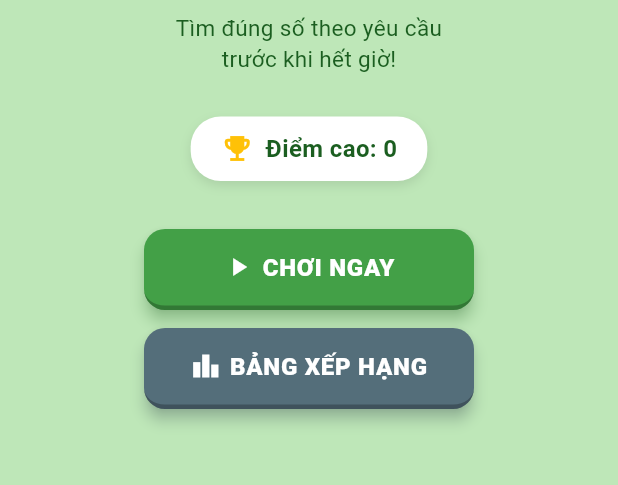
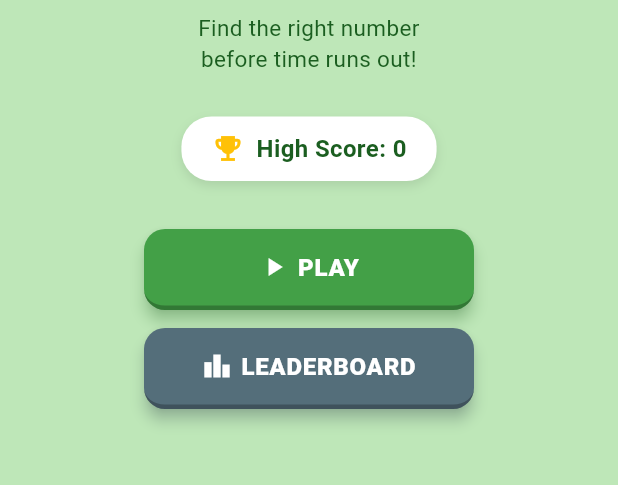
Before and after one commit to nttqn/number99-app, a Flutter app: the screen it shows after launch, on a phone screen of 412 x 824 dp, the part 551-1036 px from its top. Run offline on Flutter 3.47's test engine with Material 3 defaults, Android fonts, the phone set to English and light mode, and no system bars; our stand-ins replace google_mobile_ads, shared_preferences; missing offline and left inert: games_services.

Commit message:
Switch all UI text to English for consistency with the HUD
The HUD (TIME/SCORE, RESTART/HINT/PAUSE) was always English to match
the original screenshot, but the menu, pause screen, and game-over
dialog were Vietnamese — a mixed-language app. Translated all of it:
menu title/subtitle/buttons, pause overlay, game-over overlay, and the
leaderboard "not available" SnackBar. Also reformatted several files
with `dart format` (whitespace only, first time it had been run on
them) and updated the widget test's button-label assertion.

Co-Authored-By: Claude Sonnet 5 <noreply@anthropic.com>

```diff
--- a/lib/main.dart
+++ b/lib/main.dart
@@ -17,10 +17,7 @@ class Number99App extends StatelessWidget {
     return MaterialApp(
       title: '99 Numbers',
       debugShowCheckedModeBanner: false,
-      theme: ThemeData(
-        useMaterial3: true,
-        colorSchemeSeed: Colors.green,
-      ),
+      theme: ThemeData(useMaterial3: true, colorSchemeSeed: Colors.green),
       home: const MainMenuScreen(),
     );
   }
--- a/lib/screens/game_screen.dart
+++ b/lib/screens/game_screen.dart
@@ -487,7 +487,7 @@ class _PauseOverlay extends StatelessWidget {
             ),
             const SizedBox(height: 12),
             const Text(
-              'TẠM DỪNG',
+              'PAUSED',
               style: TextStyle(
                 color: Colors.white,
                 fontSize: 28,
@@ -498,7 +498,7 @@ class _PauseOverlay extends StatelessWidget {
             SizedBox(
               width: 200,
               child: PillButton(
-                label: 'TIẾP TỤC',
+                label: 'RESUME',
                 color: Colors.green,
                 icon: Icons.play_arrow,
                 onPressed: onResume,
@@ -508,7 +508,7 @@ class _PauseOverlay extends StatelessWidget {
             SizedBox(
               width: 200,
               child: PillButton(
-                label: 'CHƠI LẠI',
+                label: 'RESTART',
                 color: Colors.orange,
                 icon: Icons.refresh,
                 onPressed: onRestart,
@@ -518,7 +518,7 @@ class _PauseOverlay extends StatelessWidget {
             SizedBox(
               width: 200,
               child: PillButton(
-                label: 'VỀ MENU',
+                label: 'MENU',
                 color: Colors.blueGrey,
                 icon: Icons.home,
                 onPressed: onExit,
@@ -568,23 +568,23 @@ class _GameOverOverlay extends StatelessWidget {
               ),
               const SizedBox(height: 12),
               Text(
-                won ? 'HOÀN THÀNH!' : 'HẾT GIỜ!',
+                won ? 'COMPLETE!' : "TIME'S UP!",
                 style: const TextStyle(
                   fontSize: 24,
                   fontWeight: FontWeight.w900,
                 ),
               ),
               const SizedBox(height: 8),
-              Text('Điểm: $score', style: const TextStyle(fontSize: 18)),
+              Text('Score: $score', style: const TextStyle(fontSize: 18)),
               Text(
-                'Điểm cao nhất: $highScore',
+                'High Score: $highScore',
                 style: TextStyle(fontSize: 14, color: Colors.grey.shade600),
               ),
               const SizedBox(height: 20),
               SizedBox(
                 width: 200,
                 child: PillButton(
-                  label: 'CHƠI LẠI',
+                  label: 'RESTART',
                   color: Colors.green,
                   icon: Icons.refresh,
                   onPressed: onRestart,
@@ -594,7 +594,7 @@ class _GameOverOverlay extends StatelessWidget {
               SizedBox(
                 width: 200,
                 child: PillButton(
-                  label: 'VỀ MENU',
+                  label: 'MENU',
                   color: Colors.blueGrey,
                   icon: Icons.home,
                   onPressed: onExit,
--- a/lib/screens/main_menu_screen.dart
+++ b/lib/screens/main_menu_screen.dart
@@ -28,9 +28,9 @@ class _MainMenuScreenState extends State<MainMenuScreen> {
   }
 
   Future<void> _play() async {
-    await Navigator.of(context).push(
-      MaterialPageRoute(builder: (_) => const GameScreen()),
-    );
+    await Navigator.of(
+      context,
+    ).push(MaterialPageRoute(builder: (_) => const GameScreen()));
     _loadHighScore();
   }
 
@@ -38,7 +38,11 @@ class _MainMenuScreenState extends State<MainMenuScreen> {
     final opened = await LeaderboardService.showLeaderboard();
     if (!opened && mounted) {
       ScaffoldMessenger.of(context).showSnackBar(
-        const SnackBar(content: Text('Bảng xếp hạng chưa khả dụng — cần đăng nhập tài khoản Google.')),
+        const SnackBar(
+          content: Text(
+            'Leaderboard not available — sign in with a Google account.',
+          ),
+        ),
       );
     }
   }
@@ -67,28 +71,43 @@ class _MainMenuScreenState extends State<MainMenuScreen> {
                 ),
                 const SizedBox(height: 8),
                 Text(
-                  'Tìm đúng số theo yêu cầu\ntrước khi hết giờ!',
+                  'Find the right number\nbefore time runs out!',
                   textAlign: TextAlign.center,
                   style: TextStyle(fontSize: 15, color: Colors.green.shade900),
                 ),
                 const SizedBox(height: 28),
                 Container(
-                  padding: const EdgeInsets.symmetric(horizontal: 20, vertical: 10),
+                  padding: const EdgeInsets.symmetric(
+                    horizontal: 20,
+                    vertical: 10,
+                  ),
                   decoration: BoxDecoration(
                     color: Colors.white,
                     borderRadius: BorderRadius.circular(20),
                     boxShadow: [
-                      BoxShadow(color: Colors.black.withValues(alpha: 0.1), blurRadius: 6, offset: const Offset(0, 3)),
+                      BoxShadow(
+                        color: Colors.black.withValues(alpha: 0.1),
+                        blurRadius: 6,
+                        offset: const Offset(0, 3),
+                      ),
                     ],
                   ),
                   child: Row(
                     mainAxisSize: MainAxisSize.min,
                     children: [
-                      const Icon(Icons.emoji_events, color: Colors.amber, size: 22),
+                      const Icon(
+                        Icons.emoji_events,
+                        color: Colors.amber,
+                        size: 22,
+                      ),
                       const SizedBox(width: 8),
                       Text(
-                        'Điểm cao: $_highScore',
-                        style: const TextStyle(fontSize: 16, fontWeight: FontWeight.bold, color: Color(0xFF1B5E20)),
+                        'High Score: $_highScore',
+                        style: const TextStyle(
+                          fontSize: 16,
+                          fontWeight: FontWeight.bold,
+                          color: Color(0xFF1B5E20),
+                        ),
                       ),
                     ],
                   ),
@@ -97,7 +116,7 @@ class _MainMenuScreenState extends State<MainMenuScreen> {
                 SizedBox(
                   width: 220,
                   child: PillButton(
-                    label: 'CHƠI NGAY',
+                    label: 'PLAY',
                     color: Colors.green.shade600,
                     icon: Icons.play_arrow,
                     onPressed: _play,
@@ -107,7 +126,7 @@ class _MainMenuScreenState extends State<MainMenuScreen> {
                 SizedBox(
                   width: 220,
                   child: PillButton(
-                    label: 'BẢNG XẾP HẠNG',
+                    label: 'LEADERBOARD',
                     color: Colors.blueGrey.shade600,
                     icon: Icons.leaderboard,
                     onPressed: _openLeaderboard,
@@ -133,7 +152,11 @@ class _NumberBadge extends StatelessWidget {
         shape: BoxShape.circle,
         border: Border.all(color: const Color(0xFF2E7D32), width: 6),
         boxShadow: [
-          BoxShadow(color: Colors.black.withValues(alpha: 0.15), blurRadius: 8, offset: const Offset(0, 4)),
+          BoxShadow(
+            color: Colors.black.withValues(alpha: 0.15),
+            blurRadius: 8,
+            offset: const Offset(0, 4),
+          ),
         ],
       ),
       alignment: Alignment.center,
--- a/lib/services/admob_service.dart
+++ b/lib/services/admob_service.dart
@@ -25,7 +25,10 @@ class AdmobService {
     await MobileAds.instance.initialize();
   }
 
-  static BannerAd? createBanner({AdSize size = AdSize.banner, void Function()? onLoaded}) {
+  static BannerAd? createBanner({
+    AdSize size = AdSize.banner,
+    void Function()? onLoaded,
+  }) {
     if (!_isSupported) return null;
     final banner = BannerAd(
       adUnitId: _bannerId,
```
Also changed, not shown: lib/services/leaderboard_service.dart (+8 -4 lines), lib/widgets/pill_button.dart (+13 -3 lines), 2 other files.
